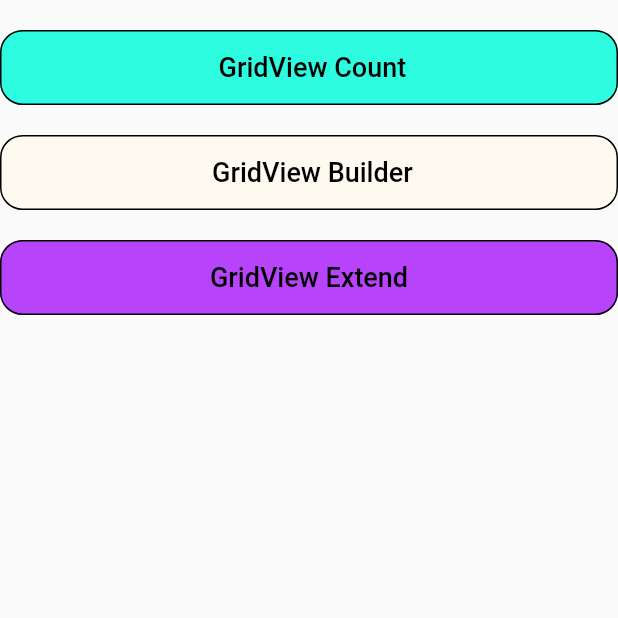
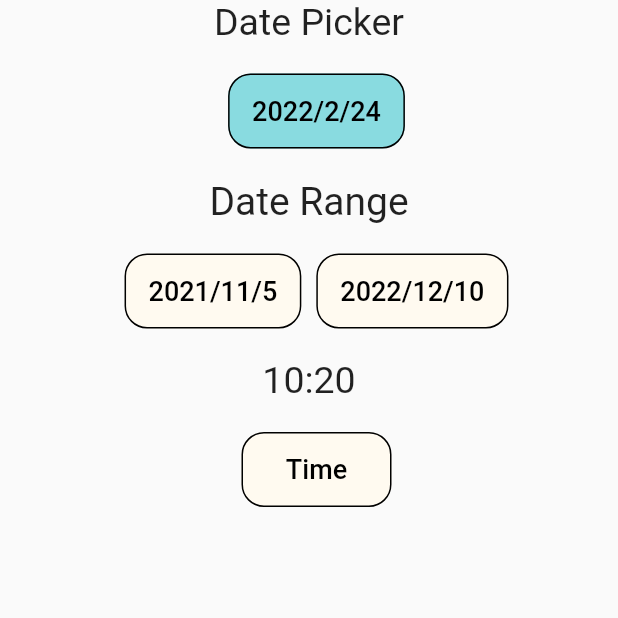
Before and after one commit to bhargav-dobariya/Flutter-Training2, a Flutter app: the screen it shows after launch, on a phone screen of 412 x 824 dp, the top half of it. Run offline on Flutter 3.47's test engine with Material 2 defaults, Android fonts, the phone set to English and light mode, and no system bars.

Commit message:
Date Range,time picker,Date picker task completed

```diff
--- a/lib/buttons/home_screen_button.dart
+++ b/lib/buttons/home_screen_button.dart
@@ -19,7 +19,7 @@ class _HomeButtonState extends State<HomeButton> {
   @override
   Widget build(BuildContext context) {
     return Container(
-      margin: EdgeInsets.only(top: 20),
+      margin: EdgeInsets.only(top: 20, left: 10),
       child: ElevatedButton(
           onPressed: () {
             widget.onPressed();
--- a/lib/main.dart
+++ b/lib/main.dart
@@ -1,8 +1,5 @@
-import 'package:alert_dialog/screens/home_page.dart';
-import 'package:alert_dialog/screens/gridview_extend.dart';
-import 'package:alert_dialog/screens/grid_builder.dart';
+import 'package:alert_dialog/screens/home_screen.dart';
 import 'package:flutter/material.dart';
-import 'package:alert_dialog/screens/grid_count.dart';
 
 void main() {
   runApp(const MyApp());
@@ -13,13 +10,15 @@ class MyApp extends StatelessWidget {
   @override
   Widget build(BuildContext context) {
     return MaterialApp(
-        debugShowCheckedModeBanner: false,
-        theme: ThemeData(primarySwatch: Colors.blueGrey),
-        home: const HomeScreen(),
-        routes: {
-          "/GridBuilder": (context) => GridBuilder(),
-          "/GridCount": (context) => GridCount(),
-          "/GridViewExtend": (context) => GridViewExtend(),
-        });
+      debugShowCheckedModeBanner: false,
+      theme: ThemeData(primarySwatch: Colors.blueGrey),
+      home: HomeScreen(),
+      // routes: {
+      //   "/GridBuilder": (context) => GridBuilder(),
+      //   "/GridCount": (context) => GridCount(),
+      //   "/GridViewExtend": (context) => GridViewExtend(),
+      //
+      //  }
+    );
   }
 }
--- a/lib/Resources/color_assets.dart
+++ b/lib/resources/color_assets.dart
@@ -2,11 +2,8 @@ import 'package:flutter/material.dart';
 
 class ColorAsset {
   static Color greenColor = const Color(0xff156612);
-  static Color cyanAColor = const Color(0xff20d6ca);
+  static Color cyanColor = const Color(0xff89dbe0);
   static Color blueColor = const Color(0xff1c3391);
-}
-
-class ButtonColor {
   static Color purpleButton = const Color(0xffb743fa);
   static Color cadetButton = const Color(0xff2dfce1);
   static Color foloraWhiteButton = const Color(0xffFFFAF0);
--- /dev/null
+++ b/lib/resources/widgets/date_picker.dart
@@ -0,0 +1,60 @@
+import 'package:alert_dialog/buttons/home_screen_button.dart';
+import 'package:flutter/material.dart';
+
+import '../color_assets.dart';
+
+class DatePickerWidget extends StatefulWidget {
+  DatePickerWidget({Key? key}) : super(key: key);
+
+  @override
+  State<DatePickerWidget> createState() => _DatePickerWidgetState();
+}
+
+class _DatePickerWidgetState extends State<DatePickerWidget> {
+  DateTime date = DateTime(2022, 02, 24);
+
+  Future<void> onPressedDatePicker() async {
+    final newDate = await showDatePicker(
+        context: context,
+        initialDate: date,
+        firstDate: DateTime(1960),
+        lastDate: DateTime(2100));
+    setState(() {
+      date = newDate ?? date;
+    });
+  }
+
+  @override
+  Widget build(BuildContext context) {
+    return Column(
+      children: [
+        Column(
+          children: [
+            Text(
+              'Date Picker',
+              style: TextStyle(fontSize: 25),
+            ),
+            HomeButton(
+                button_text: '${date.year}/${date.month}/${date.day}',
+                button_color: ColorAsset.cyanColor,
+                onPressed: onPressedDatePicker)
+          ],
+          // Container(
+          //   child: ElevatedButton(
+          //     child: Text('Select Date'),
+          //     onPressed: () async {
+          //       DateTime? newDate = await showDatePicker(
+          //           context: context,
+          //           initialDate: date,
+          //           firstDate: DateTime(1960),
+          //           lastDate: DateTime(2100));
+          //       setState(() {
+          //         date = newDate ?? date;
+          //       });
+          //     },
+          //   ),
+        ),
+      ],
+    );
+  }
+}
--- /dev/null
+++ b/lib/resources/widgets/date_range_widget.dart
@@ -0,0 +1,61 @@
+import 'package:alert_dialog/buttons/home_screen_button.dart';
+import 'package:alert_dialog/resources/color_assets.dart';
+import 'package:flutter/material.dart';
+
+class DateRangeWidget extends StatefulWidget {
+  DateRangeWidget({Key? key}) : super(key: key);
+
+  @override
+  State<DateRangeWidget> createState() => _DateRangeWidgetState();
+}
+
+class _DateRangeWidgetState extends State<DateRangeWidget> {
+  DateTimeRange dateRange = DateTimeRange(
+    start: DateTime(2021, 11, 5),
+    end: DateTime(2022, 12, 10),
+  );
+  @override
+  Widget build(BuildContext context) {
+    final start = dateRange.start;
+    final end = dateRange.end;
+
+    return Column(children: [
+      Container(
+        margin: EdgeInsets.only(top: 20),
+        child: const Text(
+          'Date Range',
+          style: TextStyle(fontSize: 26),
+        ),
+      ),
+      Row(
+        mainAxisAlignment: MainAxisAlignment.center,
+        children: [
+          HomeButton(
+              button_text: '${start.year}/${start.month}/${start.day}',
+              button_color: ColorAsset.foloraWhiteButton,
+              onPressed: pickDateRange),
+          HomeButton(
+              button_text: '${end.year}/${end.month}/${end.day}',
+              button_color: ColorAsset.foloraWhiteButton,
+              onPressed: pickDateRange),
+        ],
+      )
+    ]);
+  }
+
+  Future pickDateRange() async {
+    DateTimeRange? newDateRange = await showDateRangePicker(
+      context: context,
+      initialDateRange: dateRange,
+      firstDate: DateTime(2019),
+      lastDate: DateTime(2023),
+    );
+    setState(() {
+      dateRange = newDateRange ?? dateRange;
+
+      // if (newDateRange == null) return;
+
+      // setState(() => dateRange = newDateRange);
+    });
+  }
+}
--- /dev/null
+++ b/lib/resources/widgets/time_picker.dart
@@ -0,0 +1,44 @@
+import 'package:alert_dialog/buttons/home_screen_button.dart';
+import 'package:alert_dialog/resources/color_assets.dart';
+import 'package:flutter/material.dart';
+
+class TimePickerWidget extends StatefulWidget {
+  TimePickerWidget({Key? key}) : super(key: key);
+
+  @override
+  State<TimePickerWidget> createState() => _TimePickerWidgetState();
+}
+
+class _TimePickerWidgetState extends State<TimePickerWidget> {
+  TimeOfDay time = TimeOfDay(hour: 10, minute: 20);
+  Future<void> onPressedTime() async {
+    final newTime = await showTimePicker(
+      context: context,
+      initialTime: time,
+    );
+    setState(() {
+      time = newTime ?? time;
+    });
+  }
+
+  @override
+  Widget build(BuildContext context) {
+    return Column(children: [
+      Column(
+        children: [
+          Container(
+            margin: EdgeInsets.only(top: 20),
+            child: Text(
+              '${time.hour}:${time.minute}',
+              style: TextStyle(fontSize: 25),
+            ),
+          ),
+          HomeButton(
+              button_text: 'Time',
+              button_color: ColorAsset.foloraWhiteButton,
+              onPressed: onPressedTime)
+        ],
+      )
+    ]);
+  }
+}
--- a/lib/screens/home_page.dart
+++ /dev/null
@@ -1,59 +0,0 @@
-import 'package:flutter/material.dart';
-import 'package:alert_dialog/Resources/color_assets.dart';
-import 'package:alert_dialog/Resources/string_asset.dart';
-import 'package:alert_dialog/buttons/home_screen_button.dart';
-
-class HomeScreen extends StatefulWidget {
-  const HomeScreen({Key? key}) : super(key: key);
-
-  @override
-  State<HomeScreen> createState() => _HomeScreenState();
-}
-
-class _HomeScreenState extends State<HomeScreen> {
-  void onPressedGridExtend() {
-    // print("listview called");
-    Navigator.pushNamed(context, "/GridViewExtend");
-  }
-
-  void onPressedGridBuilder() {
-    Navigator.pushNamed(context, "/GridBuilder");
-  }
-
-  void onPressedGridCount() {
-    Navigator.pushNamed(context, "/GridCount");
-  }
-
-  @override
-  Widget build(BuildContext context) {
-    return Scaffold(
-      body: SafeArea(
-        child: Container(
-          child: Center(
-            child: Column(
-              // mainAxisAlignment: MainAxisAlignment.start,
-              crossAxisAlignment: CrossAxisAlignment.stretch,
-              children: [
-                HomeButton(
-                  button_text: StringAssets.gridviewCountButton,
-                  button_color: ButtonColor.cadetButton,
-                  onPressed: onPressedGridCount,
-                ),
-                HomeButton(
-                  button_text: StringAssets.gridviewBuilderButton,
-                  button_color: ButtonColor.foloraWhiteButton,
-                  onPressed: onPressedGridBuilder,
-                ),
-                HomeButton(
-                  button_text: StringAssets.gridviewExtendbutton,
-                  button_color: ButtonColor.purpleButton,
-                  onPressed: onPressedGridExtend,
-                )
-              ],
-            ),
-          ),
-        ),
-      ),
-    );
-  }
-}
--- /dev/null
+++ b/lib/screens/home_screen.dart
@@ -0,0 +1,32 @@
+import 'package:alert_dialog/resources/widgets/date_picker.dart';
+import 'package:alert_dialog/resources/widgets/date_range_widget.dart';
+import 'package:alert_dialog/resources/widgets/time_picker.dart';
+import 'package:flutter/material.dart';
+
+class HomeScreen extends StatefulWidget {
+  HomeScreen({Key? key}) : super(key: key);
+
+  @override
+  State<HomeScreen> createState() => _HomeScreenState();
+}
+
+class _HomeScreenState extends State<HomeScreen> {
+  @override
+  Widget build(BuildContext context) {
+    return Scaffold(
+      body: SafeArea(
+        child: Center(
+          child: Column(
+            mainAxisAlignment: MainAxisAlignment.start,
+            crossAxisAlignment: CrossAxisAlignment.center,
+            children: [
+              DatePickerWidget(),
+              DateRangeWidget(),
+              TimePickerWidget()
+            ],
+          ),
+        ),
+      ),
+    );
+  }
+}
--- a/pubspec.yaml
+++ b/pubspec.yaml
@@ -34,6 +34,7 @@ dependencies:
   # The following adds the Cupertino Icons font to your application.
   # Use with the CupertinoIcons class for iOS style icons.
   cupertino_icons: ^1.0.2
+
 
 dev_dependencies:
   flutter_test:
```
Also changed, not shown: lib/screens/grid_builder.dart (deleted, +0 -41 lines), lib/screens/grid_count.dart (deleted, +0 -50 lines), lib/screens/gridview_extend.dart (deleted, +0 -57 lines), lib/resources/string_asset.dart (renamed from lib/Resources/string_asset.dart).
